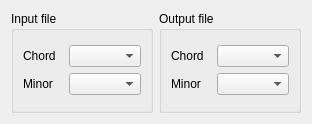
Above: ui/forminputoutputchord.ui from jpcima/chordv before the change. Below: the same form after it.
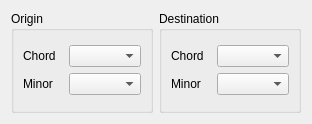
That is the form after the change.

Patch:
```diff
--- a/ui/forminputoutputchord.ui
+++ b/ui/forminputoutputchord.ui
@@ -19,7 +19,7 @@
      <item>
       <widget class="QGroupBox" name="groupBoxInput">
        <property name="title">
-        <string>Input file</string>
+        <string>Origin</string>
        </property>
        <layout class="QVBoxLayout" name="verticalLayout_8">
         <item>
@@ -60,7 +60,7 @@
      <item>
       <widget class="QGroupBox" name="groupBOutput">
        <property name="title">
-        <string>Output file</string>
+        <string>Destination</string>
        </property>
        <layout class="QVBoxLayout" name="verticalLayout_7">
         <item>
```
